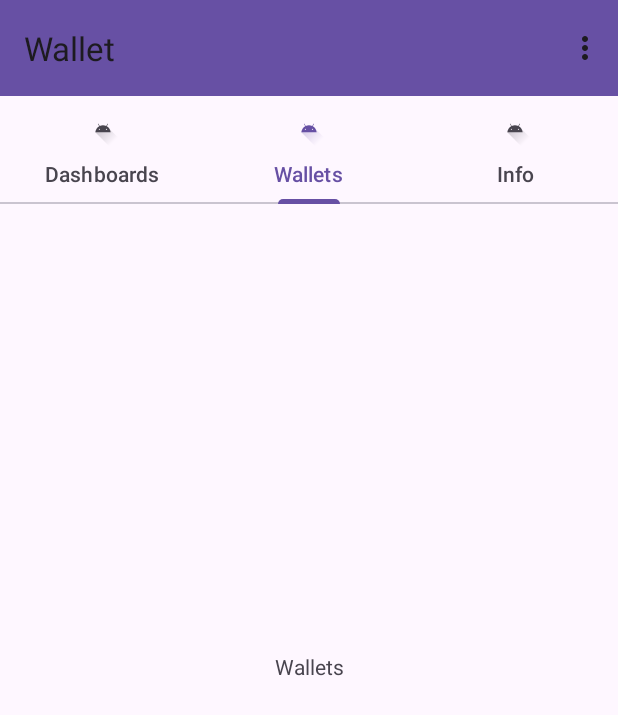
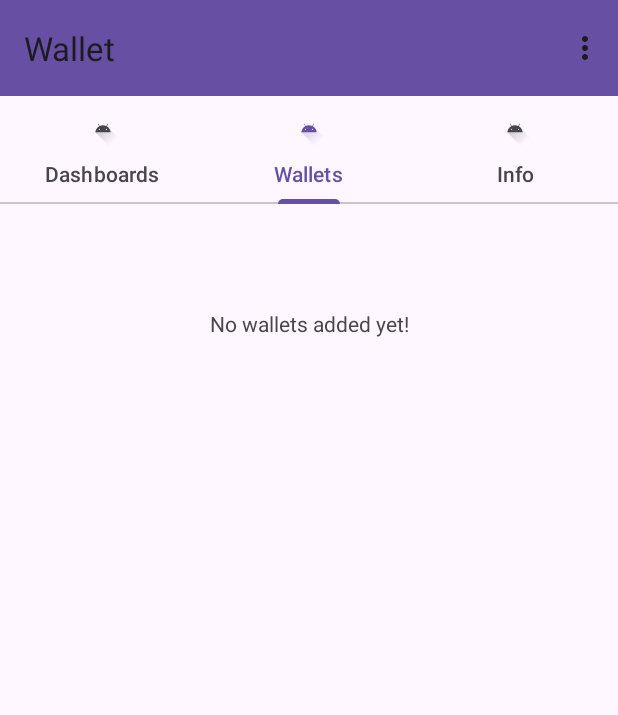
Before and after one commit to gcastellini/wallet-app, an Android app: the HomeActivity screen opened directly, with no data from a screen before it, tab 2 chosen, on a phone screen of 412 x 824 dp. Shown: the top 715 px of the screen. Run offline under Robolectric (Android 15) with nearby library versions, the phone set to English and light mode, and no system bars.

Commit message:
add wallets

```diff
--- a/app/build.gradle
+++ b/app/build.gradle
@@ -34,6 +34,7 @@ dependencies {
     implementation 'com.google.android.material:material:1.8.0'
     implementation 'androidx.constraintlayout:constraintlayout:2.1.4'
     implementation 'androidx.viewpager2:viewpager2:1.0.0'
+    implementation 'com.google.code.gson:gson:2.8.9'
     testImplementation 'junit:junit:4.13.2'
     androidTestImplementation 'androidx.test.ext:junit:1.1.5'
     androidTestImplementation 'androidx.test.espresso:espresso-core:3.5.1'
--- a/app/src/main/AndroidManifest.xml
+++ b/app/src/main/AndroidManifest.xml
@@ -13,6 +13,9 @@
         android:theme="@style/Theme.Wallet"
         tools:targetApi="31">
         <activity
+            android:name=".activities.WalletsActivity"
+            android:exported="false" />
+        <activity
             android:name=".activities.HomeActivity"
             android:exported="false" />
         <activity
--- a/app/src/main/java/com/example/wallet/activities/HomeActivity.java
+++ b/app/src/main/java/com/example/wallet/activities/HomeActivity.java
@@ -7,20 +7,28 @@ import androidx.viewpager2.widget.ViewPager2;
 
 import android.content.Intent;
 import android.os.Bundle;
+import android.util.Log;
 import android.view.Menu;
 import android.view.MenuInflater;
 import android.view.MenuItem;
 
 import com.example.wallet.R;
 import com.example.wallet.adapters.MyPagerAdapter;
+import com.example.wallet.models.WalletData;
+import com.example.wallet.utils.WalletUtils;
 import com.google.android.material.tabs.TabLayout;
 import com.google.android.material.tabs.TabLayoutMediator;
+
+import java.util.ArrayList;
+import java.util.List;
 
 public class HomeActivity extends AppCompatActivity {
 
     private final String [] data ={"Dashboards","Wallets","Info"};
 
+    private List<WalletData> wallets;
     private MenuItem item;
+
 
 
 
@@ -33,7 +41,7 @@ public class HomeActivity extends AppCompatActivity {
     }
     @Override
     public boolean onOptionsItemSelected(@NonNull MenuItem item){
-        Intent intent = new Intent(this, LoginActivity.class);
+        Intent intent = new Intent(this, WalletsActivity.class);
         startActivity(intent);
         return super.onOptionsItemSelected(item);
     }
@@ -48,9 +56,14 @@ public class HomeActivity extends AppCompatActivity {
         Toolbar toolbar = findViewById(R.id.toolbar);
         setSupportActionBar(toolbar);
 
+        wallets= WalletUtils.loadWallets(this);
+
+        Bundle intent = getIntent().getExtras();
+
+
         ViewPager2 viewPager = findViewById(R.id.pager);
         viewPager.setAdapter(
-                new MyPagerAdapter(this)
+                new MyPagerAdapter(this,intent,wallets)
         );
 
 
--- a/app/src/main/java/com/example/wallet/adapters/MyPagerAdapter.java
+++ b/app/src/main/java/com/example/wallet/adapters/MyPagerAdapter.java
@@ -1,4 +1,6 @@
 package com.example.wallet.adapters;
+
+import android.os.Bundle;
 
 import androidx.annotation.NonNull;
 import androidx.fragment.app.Fragment;
@@ -10,12 +12,19 @@ import androidx.viewpager2.adapter.FragmentStateAdapter;
 import com.example.wallet.fragments.DashboardsFragment;
 import com.example.wallet.fragments.InfoFragment;
 import com.example.wallet.fragments.WalletsFragment;
+import com.example.wallet.models.WalletData;
+
+import java.util.List;
 
 public class MyPagerAdapter extends FragmentStateAdapter {
     private final String [] data ={"Dashboards","Wallets","Info"};
+    private Bundle mData;
+    private List<WalletData> walletDataList;
 
-    public MyPagerAdapter(@NonNull FragmentActivity fragmentActivity) {
+    public MyPagerAdapter(@NonNull FragmentActivity fragmentActivity, Bundle data, List<WalletData> walletDataList) {
         super(fragmentActivity);
+        this.mData = data;
+        this.walletDataList=walletDataList;
     }
 
     public MyPagerAdapter(@NonNull Fragment fragment) {
@@ -34,7 +43,7 @@ public class MyPagerAdapter extends FragmentStateAdapter {
             case 0:
                 return new DashboardsFragment(data[position]);
             case 1:
-                return new WalletsFragment(data[position]);
+                return new WalletsFragment(data[position],mData,walletDataList);
             case 2:
                 return new InfoFragment(data[position]);
             default:
--- a/app/src/main/java/com/example/wallet/fragments/WalletsFragment.java
+++ b/app/src/main/java/com/example/wallet/fragments/WalletsFragment.java
@@ -1,30 +1,67 @@
 package com.example.wallet.fragments;
 
+import android.content.Intent;
 import android.os.Bundle;
 
 import androidx.fragment.app.Fragment;
+import androidx.recyclerview.widget.LinearLayoutManager;
+import androidx.recyclerview.widget.RecyclerView;
 
+import android.util.Log;
 import android.view.LayoutInflater;
 import android.view.View;
 import android.view.ViewGroup;
 import android.widget.TextView;
 
 import com.example.wallet.R;
+import com.example.wallet.activities.HomeActivity;
+import com.example.wallet.adapters.WalletsAdapter;
+import com.example.wallet.models.WalletData;
+
+import java.util.ArrayList;
+import java.util.List;
 
 public class WalletsFragment extends Fragment {
 
+    private RecyclerView recyclerView;
+    private WalletsAdapter adapter;
+
+    private Bundle mData;
+    List<WalletData> walletList;
+
+
     private final String title;
-    public WalletsFragment(String title) {
+    public WalletsFragment(String title,Bundle data, List<WalletData> walletDataList) {
         this.title=title;
+        this.mData=data;
+        this.walletList=walletDataList;
 
     }
 
     @Override
     public View onCreateView(LayoutInflater inflater, ViewGroup container,
                              Bundle savedInstanceState) {
-        View root = inflater.inflate(R.layout.fragment_wallets,container,false);
-        TextView dashboardTextView = root.findViewById(R.id.wallets);
-        dashboardTextView.setText(title);
-        return root;
+        View view = inflater.inflate(R.layout.fragment_wallets,container,false);
+
+        if(!walletList.isEmpty()){
+            recyclerView = view.findViewById(R.id.recyclerViewWalletList);
+            adapter = new WalletsAdapter(walletList,getActivity());
+            recyclerView.setAdapter(adapter);
+            recyclerView.setLayoutManager(new LinearLayoutManager(getContext()));
+            TextView noWalletsTextView = view.findViewById(R.id.textView4);
+            noWalletsTextView.setVisibility(View.GONE);
+        }
+
+        if (mData != null){
+            recyclerView = view.findViewById(R.id.recyclerViewWalletList);
+            walletList = (List<WalletData>) mData.get("walletsList");
+            adapter = new WalletsAdapter(walletList,getActivity());
+            recyclerView.setAdapter(adapter);
+            recyclerView.setLayoutManager(new LinearLayoutManager(getContext()));
+            TextView noWalletsTextView = view.findViewById(R.id.textView4);
+            noWalletsTextView.setVisibility(View.GONE);
+        }
+        return view;
     }
+
 }
--- /dev/null
+++ b/app/src/main/java/com/example/wallet/utils/WalletUtils.java
@@ -0,0 +1,38 @@
+package com.example.wallet.utils;
+
+import android.content.Context;
+import android.content.SharedPreferences;
+
+import com.example.wallet.models.WalletData;
+import com.google.gson.Gson;
+import com.google.gson.reflect.TypeToken;
+
+import java.lang.reflect.Type;
+import java.util.ArrayList;
+import java.util.List;
+
+public class WalletUtils {
+
+    public static List<WalletData> loadWallets(Context context) {
+        SharedPreferences sharedPreferences = context.getSharedPreferences("WalletPreferences", Context.MODE_PRIVATE);
+        Gson gson = new Gson();
+        String json = sharedPreferences.getString("walletsList", null);
+        Type type = new TypeToken<ArrayList<WalletData>>() {}.getType();
+        List<WalletData> wallets = gson.fromJson(json, type);
+
+        if (wallets == null) {
+            wallets = new ArrayList<>();
+        }
+
+        return wallets;
+    }
+
+    public static void saveWallets(Context context, List<WalletData> wallets) {
+        SharedPreferences sharedPreferences = context.getSharedPreferences("WalletPreferences", Context.MODE_PRIVATE);
+        SharedPreferences.Editor editor = sharedPreferences.edit();
+        Gson gson = new Gson();
+        String json = gson.toJson(wallets);
+        editor.putString("walletsList", json);
+        editor.apply();
+    }
+}
--- a/app/src/main/res/layout/fragment_wallets.xml
+++ b/app/src/main/res/layout/fragment_wallets.xml
@@ -6,17 +6,28 @@
     android:layout_height="match_parent"
     tools:context=".activities.HomeActivity">
 
-    <!-- Add your UI elements inside the ConstraintLayout -->
     <TextView
-        android:id="@+id/wallets"
+        android:id="@+id/textView4"
         android:layout_width="wrap_content"
         android:layout_height="wrap_content"
-        android:text="Hello, Fragment!"
-        app:layout_constraintBottom_toBottomOf="parent"
+        android:layout_marginStart="160dp"
+        android:layout_marginTop="104dp"
+        android:layout_marginEnd="160dp"
+        android:text="No wallets added yet!"
         app:layout_constraintEnd_toEndOf="parent"
         app:layout_constraintStart_toStartOf="parent"
         app:layout_constraintTop_toTopOf="parent" />
 
-    <!-- Add more UI elements as needed -->
+    <androidx.recyclerview.widget.RecyclerView
+        android:id="@+id/recyclerViewWalletList"
+        android:layout_width="409dp"
+        android:layout_height="481dp"
+        android:layout_marginTop="52dp"
+        app:layout_constraintEnd_toEndOf="parent"
+        app:layout_constraintHorizontal_bias="0.0"
+        app:layout_constraintStart_toStartOf="parent"
+        app:layout_constraintTop_toBottomOf="@+id/textView4">
+
+    </androidx.recyclerview.widget.RecyclerView>
 
 </androidx.constraintlayout.widget.ConstraintLayout>
```
Also changed, not shown: app/src/main/java/com/example/wallet/activities/WalletsActivity.java (added, +65 -0 lines), app/src/main/java/com/example/wallet/adapters/WalletsAdapter.java (added, +68 -0 lines), app/src/main/java/com/example/wallet/models/WalletData.java (added, +27 -0 lines), app/src/main/res/layout/activity_wallets.xml (added, +81 -0 lines), app/src/main/res/layout/item_wallet.xml (added, +49 -0 lines).
